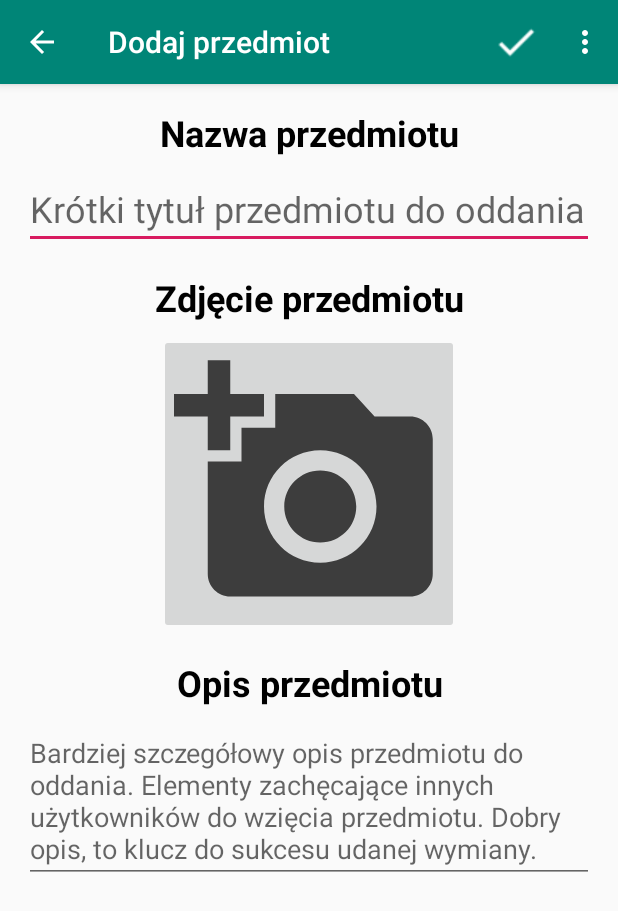
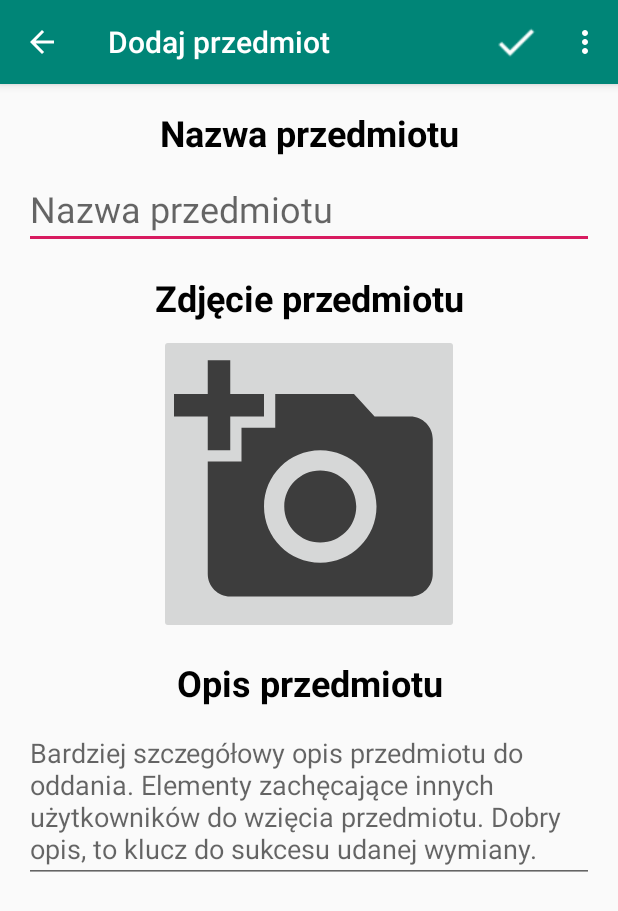
Before and after one commit to KyrietS/TapSwap, an Android app: the AddItemActivity screen opened directly, with no data from a screen before it, on a phone screen of 412 x 824 dp. Shown: the top 911 px of the screen. Run offline under Robolectric (Android 15) with nearby library versions, the phone set to English and light mode, and no system bars.

Commit message:
Hotfix for layout

```diff
--- a/app/src/main/res/layout/activity_add_item.xml
+++ b/app/src/main/res/layout/activity_add_item.xml
@@ -63,7 +63,7 @@
                     android:layout_marginTop="8dp"
                     android:layout_marginEnd="16dp"
                     android:ems="10"
-                    android:hint="@string/mock_item_title"
+                    android:hint="@string/item_name"
                     android:imeOptions="actionDone"
                     android:importantForAutofill="no"
                     android:inputType="textMultiLine|text"
```
